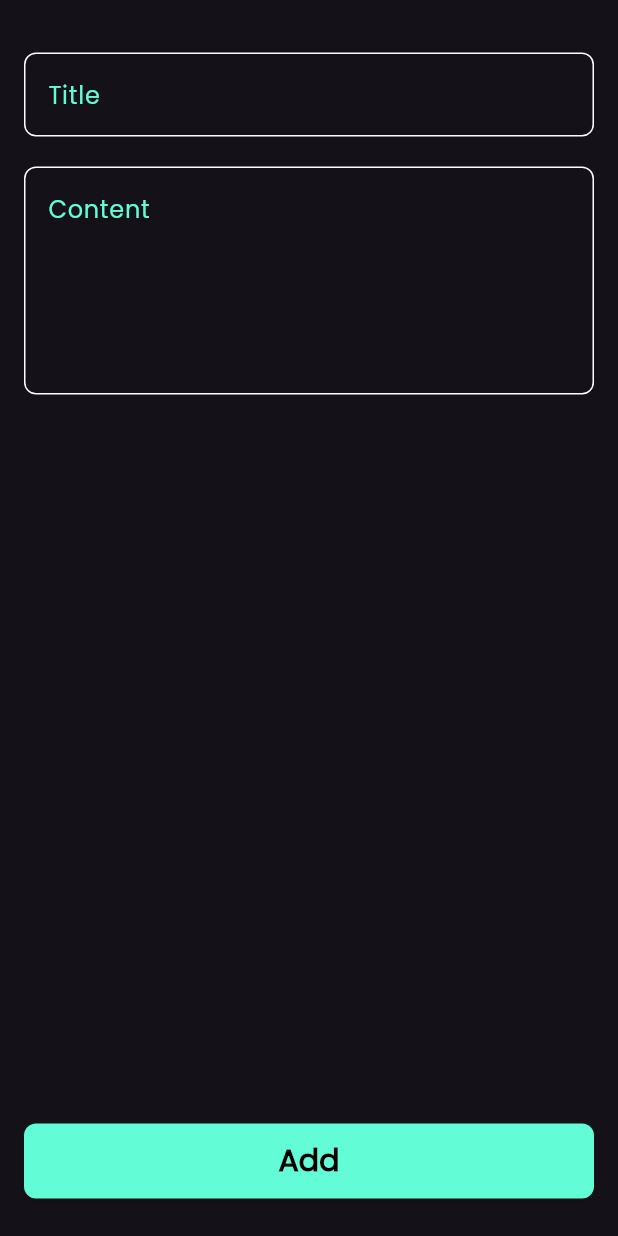
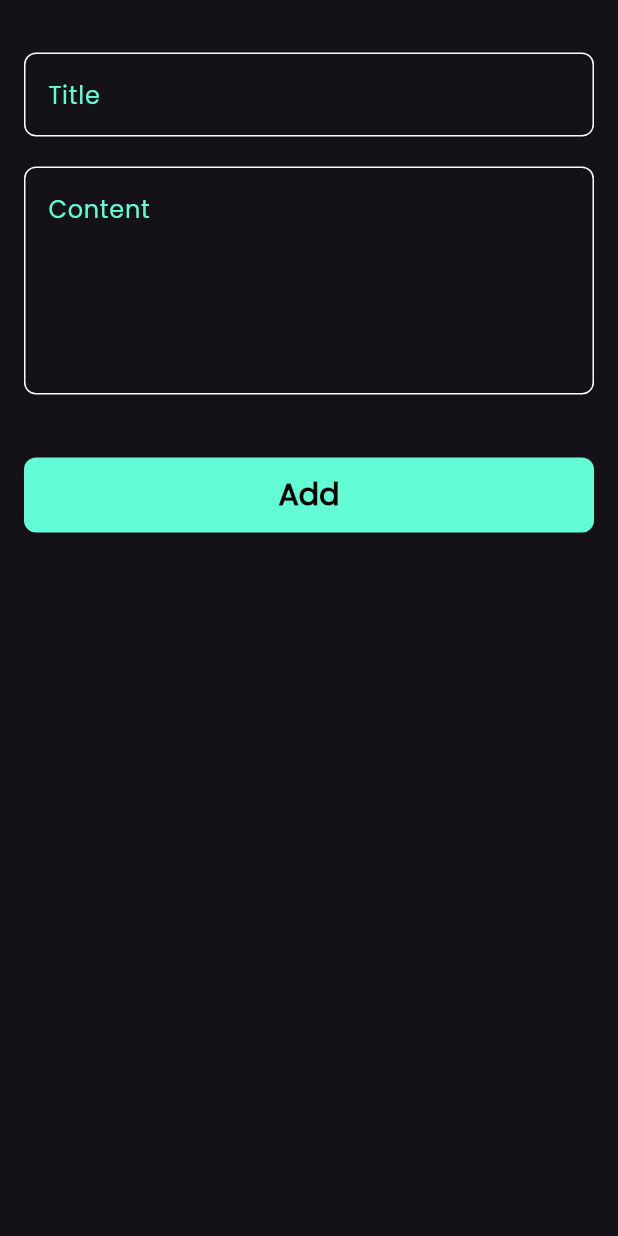
Before and after one commit to Kubbany/notes_app, a Flutter app: the AddNoteBottomSheet widget shown alone on an empty page, opened directly, on a phone screen of 412 x 824 dp. Run offline on Flutter 3.47's test engine with Material 3 defaults, Android fonts, the phone set to English and light mode, and no system bars.

Commit message:
add note bottom sheet finished

```diff
--- a/lib/widgets/add_note_bottom_sheet.dart
+++ b/lib/widgets/add_note_bottom_sheet.dart
@@ -9,6 +9,7 @@ class AddNoteBottomSheet extends StatelessWidget {
   Widget build(BuildContext context) {
     return const Padding(
       padding: EdgeInsets.symmetric(vertical: 25, horizontal: 16),
+      child: SingleChildScrollView(
         child: Column(
           children: [
             CustomTextField(
@@ -18,9 +19,12 @@ class AddNoteBottomSheet extends StatelessWidget {
               hintText: "Content",
               maxLines: 5,
             ),
-          Spacer(flex: 1),
+            SizedBox(
+              height: 32,
+            ),
             CustomButton(),
           ],
+        ),
       ),
     );
   }
--- a/lib/widgets/custom_button.dart
+++ b/lib/widgets/custom_button.dart
@@ -11,7 +11,7 @@ class CustomButton extends StatelessWidget {
     return ElevatedButton(
       style: ElevatedButton.styleFrom(
         backgroundColor: kPrimaryColor,
-        minimumSize: const Size(double.infinity, 50),
+        minimumSize: Size(MediaQuery.of(context).size.width, 50),
         shape: RoundedRectangleBorder(
           borderRadius: BorderRadius.circular(8),
         ),
```
Lines whose indentation alone changed are shown as unchanged.
